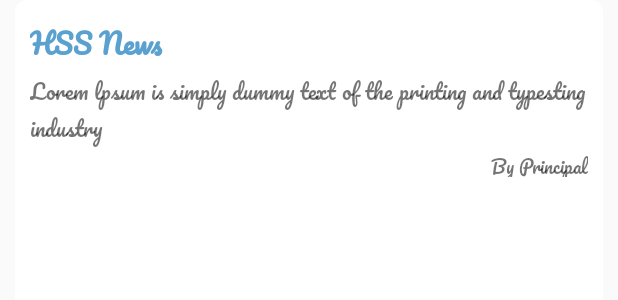
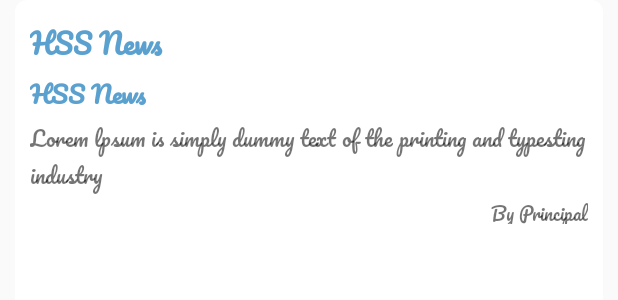
Before and after one commit to foravnish/Pinerria1, an Android app: the layout list_notifiction.xml on its own in the app's theme, with its tools: preview values and no code run, on a phone screen of 412 x 824 dp. Shown: the top 300 px of the screen. Run offline under Robolectric (Android 15) with nearby library versions, the phone set to English and light mode, and no system bars; network calls fail.

Commit message:
update 5

```diff
--- a/app/src/main/res/drawable/stroke_btn1.xml
+++ b/app/src/main/res/drawable/stroke_btn1.xml
@@ -2,8 +2,8 @@
 <shape xmlns:android="http://schemas.android.com/apk/res/android"
     android:shape="rectangle" >
 
-    <gradient android:startColor="#515c62"
-        android:endColor="#515c62"
+    <gradient android:startColor="@color/btnColor1"
+        android:endColor="@color/btnColor1"
         android:angle="90"/>
 
     <corners android:bottomLeftRadius="7dp"
--- a/app/src/main/res/drawable/stroke_btn2.xml
+++ b/app/src/main/res/drawable/stroke_btn2.xml
@@ -2,8 +2,8 @@
 <shape xmlns:android="http://schemas.android.com/apk/res/android"
     android:shape="rectangle" >
 
-    <gradient android:startColor="#a0a5a9"
-        android:endColor="#a0a5a9"
+    <gradient android:startColor="@color/btnColor2"
+        android:endColor="@color/btnColor2"
         android:angle="90"/>
 
     <corners android:bottomLeftRadius="7dp"
--- a/app/src/main/res/layout/fragment_profile.xml
+++ b/app/src/main/res/layout/fragment_profile.xml
@@ -162,6 +162,7 @@
                                 android:drawableTop="@drawable/fm"
                                 android:fontFamily="@font/comicz"
                                 android:gravity="center"
+                                android:textSize="13dp"
                                 android:text="Food Menu"
                                 android:textColor="@color/black" />
                         </android.support.v7.widget.CardView>
@@ -185,6 +186,7 @@
                                 android:drawableTop="@drawable/wp"
                                 android:fontFamily="@font/comicz"
                                 android:gravity="center"
+                                android:textSize="13dp"
                                 android:text="Weekly Plan"
                                 android:textColor="@color/black" />
 
@@ -239,6 +241,7 @@
                                 android:fontFamily="@font/comicz"
                                 android:gravity="center"
                                 android:text="Activities"
+                                android:textSize="13dp"
                                 android:textColor="@color/black" />
                         </android.support.v7.widget.CardView>
 
@@ -261,7 +264,8 @@
                                 android:drawableTop="@drawable/tm"
                                 android:fontFamily="@font/comicz"
                                 android:gravity="center"
-                                android:text="Teachers Remark"
+                                android:textSize="13dp"
+                                android:text="Remarks &amp; Assessment"
                                 android:textColor="@color/black" />
 
                             <android.support.v7.widget.CardView
--- a/app/src/main/res/layout/list_notifiction.xml
+++ b/app/src/main/res/layout/list_notifiction.xml
@@ -30,13 +30,27 @@
                     android:layout_height="wrap_content"
                     android:orientation="horizontal">
                     <TextView
+                        android:id="@+id/type"
+                        android:layout_width="wrap_content"
+                        android:layout_height="wrap_content"
+                        android:text="HSS News"
+                        android:textStyle="bold"
+                        android:textColor="@color/rightcolor"
+                        android:textSize="18dp"/>
+                </RelativeLayout>
+
+                <RelativeLayout
+                    android:layout_width="wrap_content"
+                    android:layout_height="wrap_content"
+                    android:orientation="horizontal">
+                    <TextView
                         android:id="@+id/title"
                         android:layout_width="wrap_content"
                         android:layout_height="wrap_content"
                         android:text="HSS News"
                         android:textStyle="bold"
                         android:textColor="@color/rightcolor"
-                        android:textSize="18dp"/>
+                        android:textSize="16dp"/>
                 </RelativeLayout>
 
                 <RelativeLayout
--- a/app/src/main/res/layout/list_remark.xml
+++ b/app/src/main/res/layout/list_remark.xml
@@ -38,10 +38,10 @@
         </LinearLayout>
 
 
-        <TextView
+        <ImageView
             android:id="@+id/iv1"
-            android:layout_width="wrap_content"
-            android:layout_height="wrap_content"
+            android:layout_width="35dp"
+            android:layout_height="35dp"
             android:layout_marginLeft="10dp"
             android:textStyle="bold"
             android:textSize="30dp"
--- a/app/src/main/res/values/colors.xml
+++ b/app/src/main/res/values/colors.xml
@@ -12,4 +12,6 @@
     <color name="white_back">#fdfdfd</color>
     <color name="yellow">#e4e67c</color>
     <color name="volate">#948ad6</color>
+    <color name="btnColor1">#5a95a7</color>
+    <color name="btnColor2">#99a7ad</color>
 </resources>
```
Also changed, not shown: app/src/main/java/sweet/home/pinerria1/Fragment/Notification.java (+5 -2 lines), app/src/main/java/sweet/home/pinerria1/Fragment/TeachRemark.java (+9 -3 lines), app/src/main/java/sweet/home/pinerria1/Fragment/WeekPlan.java (+37 -153 lines), app/src/main/res/layout/fragment_week_plan.xml (+18 -5 lines).
